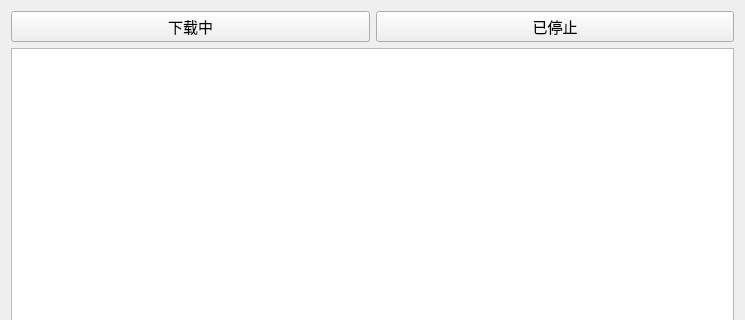
L-Super/FlowD, file src/DownloadListWidget.ui: the form before one commit; both pictures show x 0 to 745 and y 0 to 320 of the 745 by 483 pixel window.
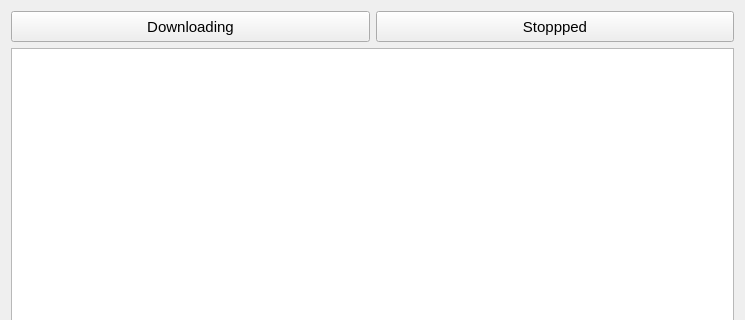
The form after the commit.

```diff
--- a/src/DownloadListWidget.ui
+++ b/src/DownloadListWidget.ui
@@ -39,7 +39,7 @@
         <cursorShape>PointingHandCursor</cursorShape>
        </property>
        <property name="text">
-        <string>下载中</string>
+        <string>Downloading</string>
        </property>
        <property name="checkable">
         <bool>true</bool>
@@ -63,7 +63,7 @@
         <cursorShape>PointingHandCursor</cursorShape>
        </property>
        <property name="text">
-        <string>已停止</string>
+        <string>Stoppped</string>
        </property>
        <property name="checkable">
         <bool>true</bool>
```
Left out of the diff: 2 changed lines with no effect on the pictures.
